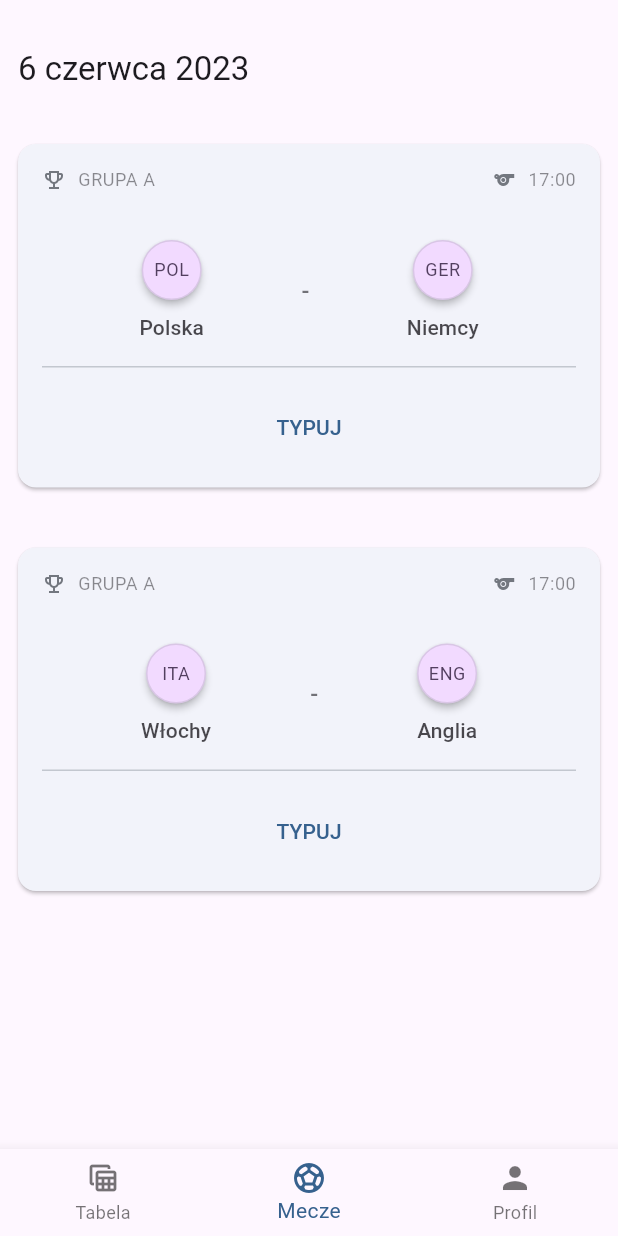
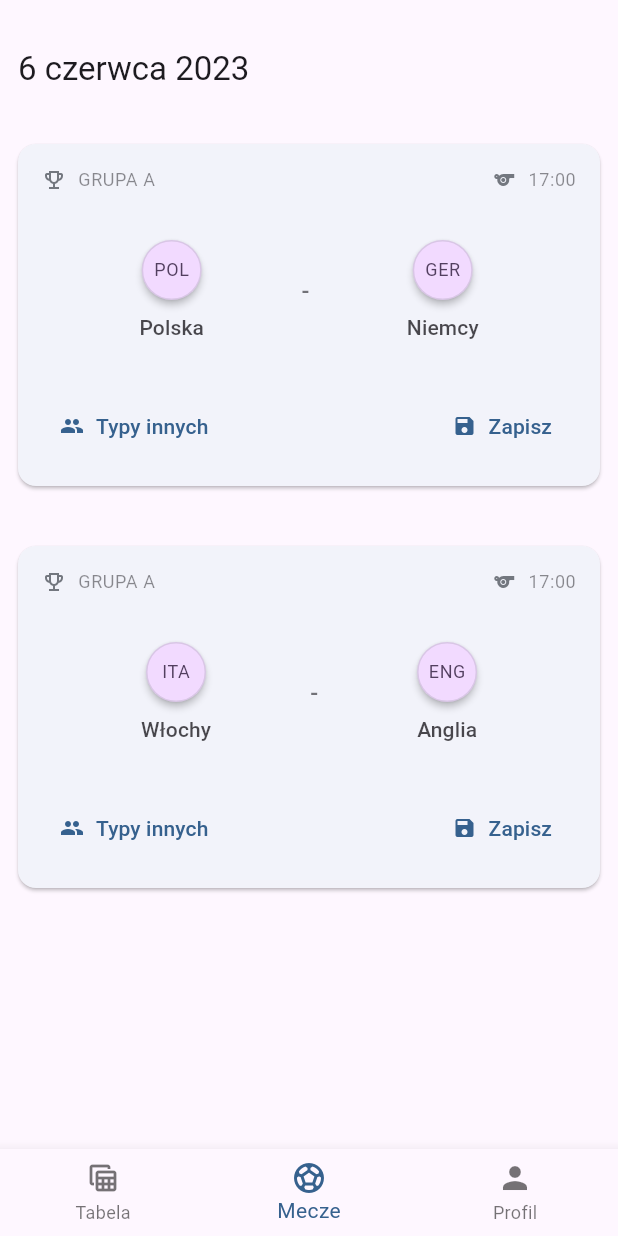
Before and after one commit to krzysztuf/offside, a Flutter app: the screen it shows after launch, item 2 of the bottom bar chosen, on a phone screen of 412 x 824 dp. Run offline on Flutter 3.47's test engine with Material 3 defaults, Android fonts, the light colour scheme and no system bars; our stand-ins replace chopper, flutter_riverpod, freezed_annotation, gap, get_it, go_router and 6 more; generated files the repository leaves out were written again.

Commit message:
Add bottom sheet for other users bets

```diff
--- a/lib/presentation/pages/home_page/home_page.dart
+++ b/lib/presentation/pages/home_page/home_page.dart
@@ -20,13 +20,15 @@ class _HomePageState extends ConsumerState<HomePage> {
   @override
   Widget build(BuildContext context) {
     return Scaffold(
-      body: IndexedStack(
+      body: SafeArea(
+        child: IndexedStack(
           index: currentIndex,
           children: [
             const TableSubPage(),
             const MatchesSubPage(),
             Container(color: Colors.blueAccent),
           ],
+        ),
       ),
       bottomNavigationBar: BottomNavigationBar(
         currentIndex: currentIndex,
--- a/lib/presentation/pages/home_page/matches_sub_page/match_bet_card.dart
+++ b/lib/presentation/pages/home_page/matches_sub_page/match_bet_card.dart
@@ -1,3 +1,4 @@
+import 'package:bottom_sheet/bottom_sheet.dart';
 import 'package:flutter/material.dart';
 import 'package:flutter_riverpod/flutter_riverpod.dart';
 import 'package:gap/gap.dart';
@@ -5,7 +6,9 @@ import 'package:intl/intl.dart';
 import 'package:offside/core/extensions/theme_context_extension.dart';
 import 'package:offside/domain/entities/match.dart';
 import 'package:offside/presentation/pages/home_page/matches_sub_page/team_badge.dart';
+import 'package:offside/presentation/pages/home_page/table_sub_page/loading_table_skeleton.dart';
 import 'package:offside/presentation/widgets/muted_information_label.dart';
+import 'package:supercharged/supercharged.dart';
 
 class MatchBetCard extends ConsumerWidget {
   final Match match;
@@ -43,12 +46,37 @@ class MatchBetCard extends ConsumerWidget {
                   TeamBadge(team: match.awayTeam),
                 ],
               ),
-              const Gap(16),
-              const Divider(height: 1),
-              const Gap(16),
-              TextButton(
-                child: const Text('TYPUJ'),
-                onPressed: () {},
+              const Gap(32),
+              Row(
+                mainAxisAlignment: MainAxisAlignment.spaceBetween,
+                children: [
+                  TextButton.icon(
+                    icon: const Icon(Icons.group, size: 16),
+                    label: const Text('Typy innych'),
+                    onPressed: () {
+                      showFlexibleBottomSheet(
+                        context: context,
+                        duration: 400.milliseconds,
+                        isSafeArea: true,
+                        initHeight: 0.6,
+                        maxHeight: 0.9,
+                        anchors: [0, 0.6, 0.9],
+                        bottomSheetBorderRadius: const BorderRadius.vertical(top: Radius.circular(32)),
+                        builder: (context, scrollController, bottomSheetOffset) {
+                          return SingleChildScrollView(
+                            controller: scrollController,
+                            child: const LoadingTableSkeleton(),
+                          );
+                        },
+                      );
+                    },
+                  ),
+                  TextButton.icon(
+                    icon: const Icon(Icons.save, size: 16),
+                    label: const Text('Zapisz'),
+                    onPressed: () {},
+                  ),
+                ],
               ),
             ],
           ),
--- a/lib/presentation/pages/home_page/table_sub_page/loading_table_skeleton.dart
+++ b/lib/presentation/pages/home_page/table_sub_page/loading_table_skeleton.dart
@@ -12,7 +12,7 @@ class LoadingTableSkeleton extends StatelessWidget {
     return Skeletonizer(
       enabled: true,
       child: Column(
-        children: Iterable.generate(5, (index) {
+        children: Iterable.generate(12, (index) {
           return Padding(
             padding: const EdgeInsets.symmetric(vertical: 8),
             child: ListTile(
--- a/pubspec.yaml
+++ b/pubspec.yaml
@@ -30,6 +30,7 @@ dependencies:
   skeletonizer: ^0.8.0
   simple_animations: ^5.0.2
   animations: ^2.0.10
+  bottom_sheet: ^4.0.0
 
 dev_dependencies:
   flutter_test:
```
Also changed, not shown: pubspec.lock. Lines whose indentation alone changed are shown as unchanged.
